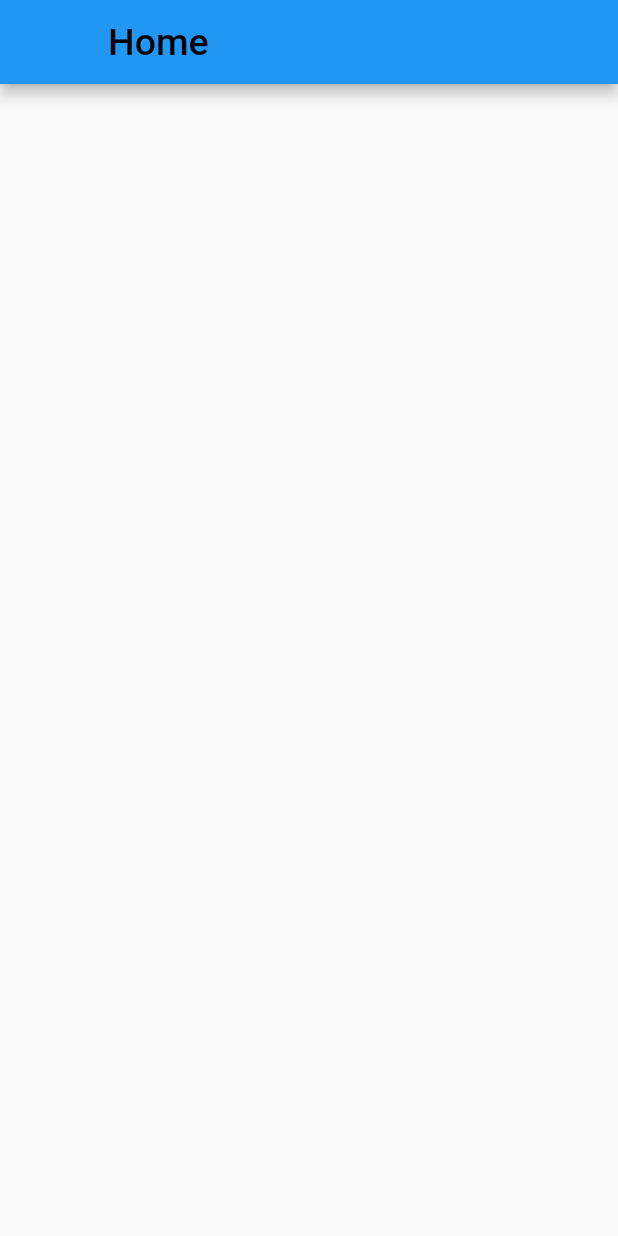
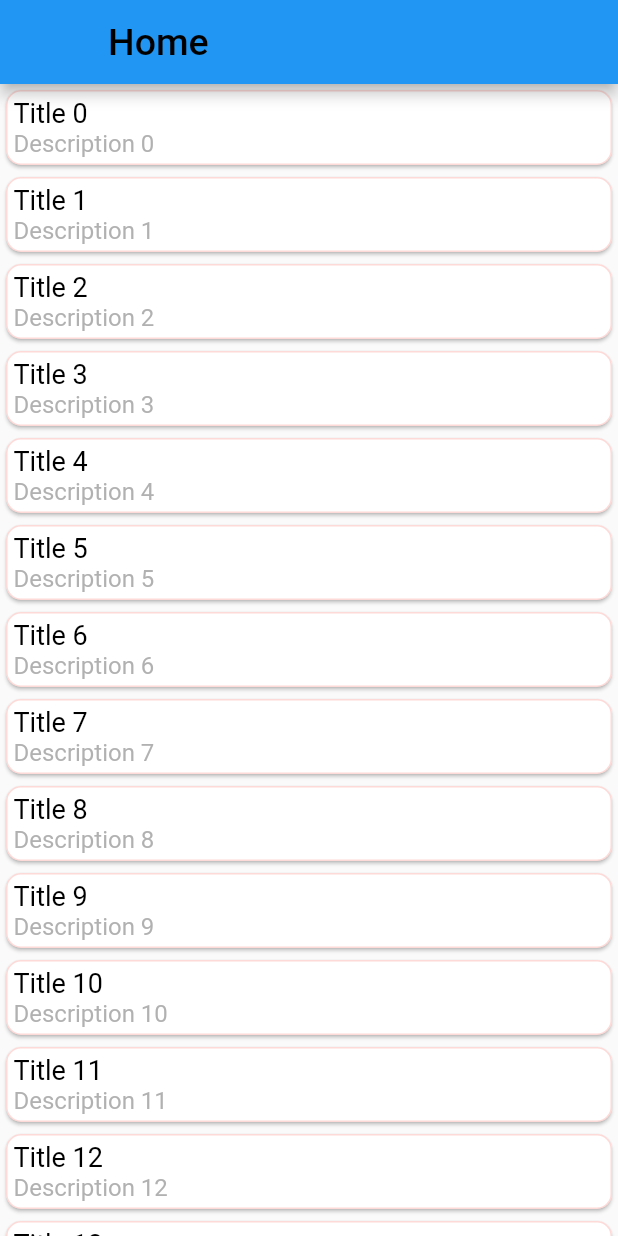
Before and after one commit to habibakij/ToDo-Assignment, a Flutter app: the screen it shows after launch, on a phone screen of 412 x 824 dp. Run offline on Flutter 3.47's test engine with Material 2 defaults, Android fonts, the phone set to English and light mode, and no system bars; our stand-ins replace delayed_display, flutter_easyloading, fluttertoast, get, hexcolor.

Commit message:
add home screen

```diff
--- a/lib/home.dart
+++ b/lib/home.dart
@@ -25,12 +25,62 @@ class HomeScreen extends StatelessWidget {
         ),
       ),
 
-      body: Container()
+      body: _customBody(context),
+
 
     );
   }
 
+  Widget _customBody(BuildContext context){
+    return CustomScrollView(
+      slivers: [
 
+        SliverToBoxAdapter(
+          child: ListView.builder(
+            shrinkWrap: true,
+            itemCount: 15,
+            physics: const NeverScrollableScrollPhysics(),
+            itemBuilder: (context, index){
+            return Card(
+              elevation: 1,
+              shape: RoundedRectangleBorder(
+                side: BorderSide(color: Colors.red.withOpacity(.2), width: 1),
+                borderRadius: BorderRadius.circular(10),
+              ),
+              child: Container(
+                alignment: Alignment.centerLeft,
+                margin: const EdgeInsets.all(5),
+                child: Column(
+                  mainAxisAlignment: MainAxisAlignment.start,
+                  crossAxisAlignment: CrossAxisAlignment.start,
+                  children: [
+
+                    Text(
+                      "Title $index",
+                      style: const TextStyle(
+                        fontSize: 18,
+                        color: Colors.black,
+                      ),
+                    ),
+
+                    Text(
+                      "Description $index",
+                      style: TextStyle(
+                        fontSize: 16,
+                        color: Colors.grey.withOpacity(.8),
+                      ),
+                    ),
+
+                  ],
+                ),
+              ),
+            );
+          },),
+        ),
+
+      ],
+    );
+  }
 
 
 }
```
